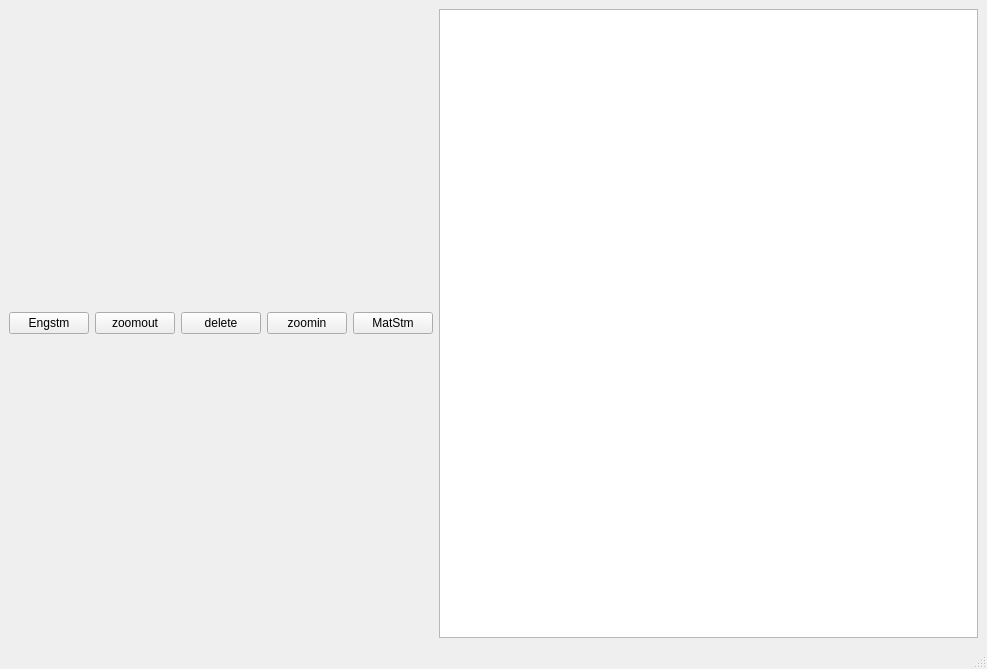
First picture: the form in main.ui, repository Anujg935/OMChemSimGUI, before the edit.
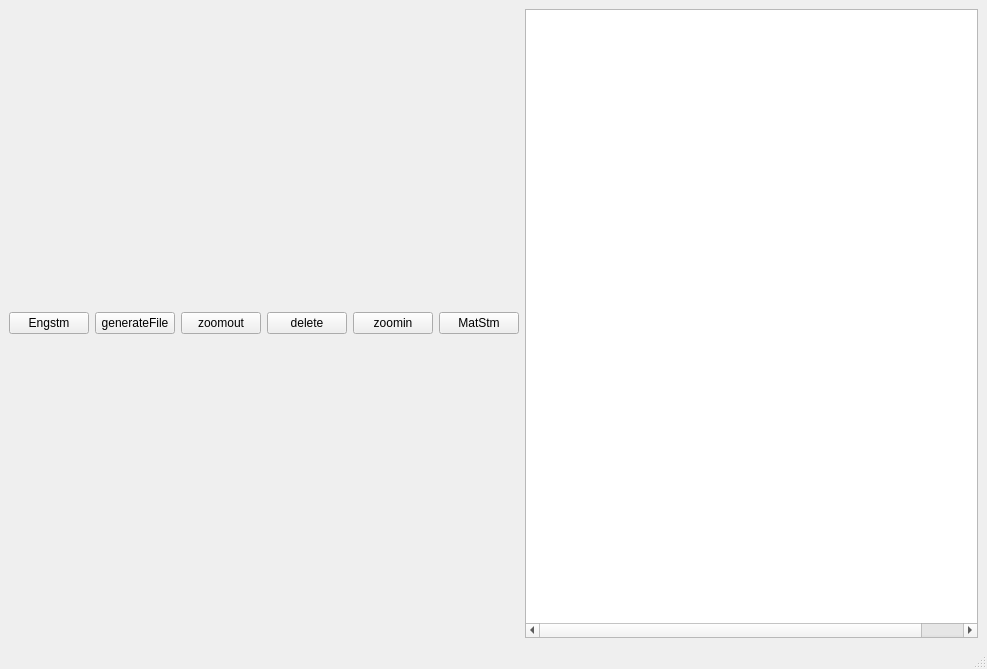
Second picture: the form after the edit.

What changed in the file:
```diff
--- a/main.ui
+++ b/main.ui
@@ -30,6 +30,13 @@
         </property>
        </widget>
       </item>
+      <item>
+       <widget class="QPushButton" name="pushButton_6">
+        <property name="text">
+         <string>generateFile</string>
+        </property>
+       </widget>
+      </item>
       <item>
        <widget class="QPushButton" name="pushButton_3">
         <property name="text">
```
Left out of the diff: 2 changed lines with no effect on the pictures.
